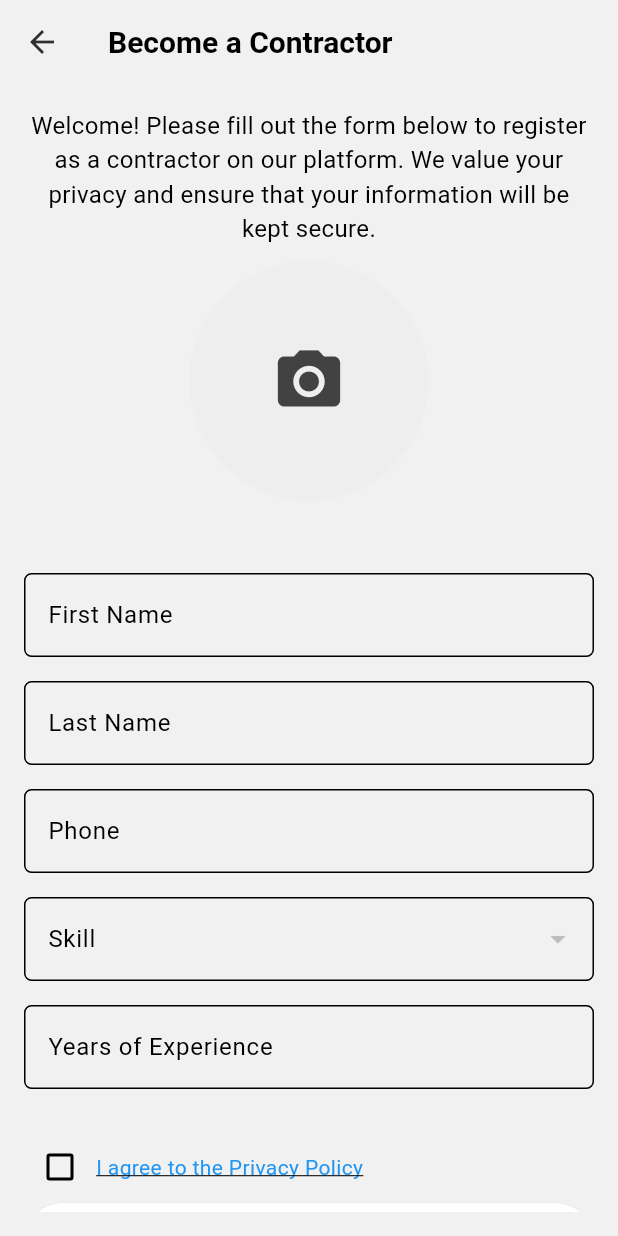
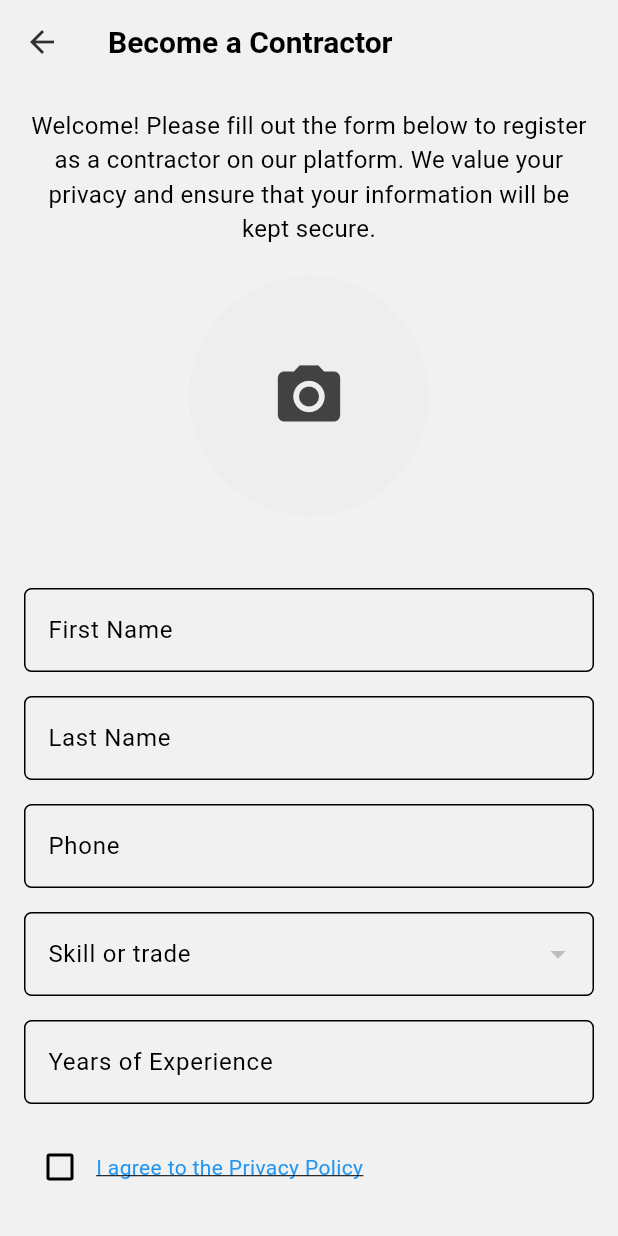
Before and after one commit to kzjstudio/bimlinkz_mobile_app, a Flutter app: the screen it shows once a user with an empty profile is signed in, item 4 of the bottom bar chosen, after a tap on "Become a Contractor", on a phone screen of 412 x 824 dp. Run offline on Flutter 3.47's test engine with Material 3 defaults, Android fonts, the phone set to English and light mode, and no system bars; our stand-ins replace cloud_firestore, firebase_auth, firebase_core, firebase_storage, get, google_fonts and 3 more; accounts and stored records are empty.

Commit message:
finalizing contractor page

```diff
--- a/lib/Controllers/user_profile_controller.dart
+++ b/lib/Controllers/user_profile_controller.dart
@@ -12,7 +12,7 @@ class UserProfileController extends GetxController {
   var isAccountFinished = false.obs;
   String? phoneNumber;
   String? address;
-  String? resumeUrl;
+  var imageUrl = "".obs;
   var name = ''.obs;
   List<String> skills = [];
   var isLoaded = false.obs;
@@ -34,6 +34,7 @@ class UserProfileController extends GetxController {
       email.value = event['email'];
       isContractor.value = event['iscontractor'];
       isLoaded.value = true;
+      imageUrl.value = event['imageUrl'];
     });
     (e) {
       isLoaded.value = false;
--- a/lib/screens/mobile/account_screen.dart
+++ b/lib/screens/mobile/account_screen.dart
@@ -4,6 +4,7 @@ import 'package:bimlinkz_mobile_app/screens/mobile/about_us_screen.dart';
 import 'package:bimlinkz_mobile_app/screens/mobile/contact_us_screen.dart';
 import 'package:bimlinkz_mobile_app/screens/mobile/contractor_form_screen.dart';
 import 'package:bimlinkz_mobile_app/screens/mobile/contractor_screen.dart';
+import 'package:bimlinkz_mobile_app/screens/mobile/home_screen.dart';
 import 'package:bimlinkz_mobile_app/screens/mobile/notifications.dart';
 import 'package:bimlinkz_mobile_app/screens/mobile/preferences.dart';
 import 'package:bimlinkz_mobile_app/screens/mobile/profile.dart';
@@ -23,9 +24,37 @@ class AccountScreen extends StatelessWidget {
         appBar: AppBar(
           title: Row(
             children: [
-              const CircleAvatar(
-                radius: 40,
-                child: Icon(Icons.person),
+              Container(
+                width: 90,
+                height: 90,
+                decoration: const BoxDecoration(
+                  shape: BoxShape.circle,
+                  boxShadow: [
+                    BoxShadow(
+                      color: Colors.black26,
+                      blurRadius: 10,
+                      offset: Offset(0, 4),
+                    ),
+                  ],
+                ),
+                child: CircleAvatar(
+                  radius: 40,
+                  backgroundColor: Colors.white,
+                  child: ClipOval(
+                    child: UserProfileController.instance.imageUrl.isNotEmpty
+                        ? Image.network(
+                            UserProfileController.instance.imageUrl.value,
+                            width: 80,
+                            height: 80,
+                            fit: BoxFit.cover,
+                          )
+                        : Icon(
+                            Icons.person,
+                            size: 40,
+                            color: Colors.grey[400],
+                          ),
+                  ),
+                ),
               ),
               const SizedBox(
                 width: 20,
--- a/lib/screens/mobile/contractor_form_screen.dart
+++ b/lib/screens/mobile/contractor_form_screen.dart
@@ -7,6 +7,7 @@ import 'package:firebase_storage/firebase_storage.dart';
 import 'package:flutter/material.dart';
 import 'package:get/get.dart';
 import 'package:image_picker/image_picker.dart';
+import 'package:bimlinkz_mobile_app/Controllers/auth_controller.dart';
 
 class ContractorForm extends StatefulWidget {
   @override
@@ -33,11 +34,30 @@ class _ContractorFormState extends State<ContractorForm> {
   TextEditingController yearsExperience = TextEditingController();
 
   Future<void> _pickImage() async {
-    final pickedFile = await _picker.pickImage(source: ImageSource.gallery);
+    final source = await showDialog<ImageSource>(
+      context: context,
+      builder: (context) => AlertDialog(
+        title: Text('Select Image Source'),
+        actions: <Widget>[
+          TextButton(
+            onPressed: () => Navigator.pop(context, ImageSource.camera),
+            child: Text('Camera'),
+          ),
+          TextButton(
+            onPressed: () => Navigator.pop(context, ImageSource.gallery),
+            child: Text('Gallery'),
+          ),
+        ],
+      ),
+    );
+
+    if (source != null) {
+      final pickedFile = await _picker.pickImage(source: source);
       if (pickedFile != null) {
         setState(() {
           _image = File(pickedFile.path);
         });
+      }
     }
   }
 
@@ -50,8 +70,8 @@ class _ContractorFormState extends State<ContractorForm> {
 
     try {
       final storageRef = FirebaseStorage.instance.ref();
-      final imagesRef =
-          storageRef.child("images/${DateTime.now().toIso8601String()}.jpg");
+      final imagesRef = storageRef.child(
+          "user images/ ${AuthController.instance.auth.currentUser!.uid}/ ${DateTime.now().toIso8601String()}.jpg");
 
       await imagesRef.putFile(_image!);
       final url = await imagesRef.getDownloadURL();
@@ -98,7 +118,7 @@ class _ContractorFormState extends State<ContractorForm> {
       onTap: () => FocusScope.of(context).requestFocus(FocusNode()),
       child: Scaffold(
         appBar: AppBar(
-          title: Text('Become a Contractor'),
+          title: const Text('Become a Contractor'),
         ),
         body: Padding(
           padding: const EdgeInsets.all(16.0),
@@ -113,7 +133,7 @@ class _ContractorFormState extends State<ContractorForm> {
                   textAlign: TextAlign.center,
                 ),
                 const SizedBox(
-                  height: 10,
+                  height: 20,
                 ),
                 Center(
                   child: Column(
@@ -136,11 +156,6 @@ class _ContractorFormState extends State<ContractorForm> {
                         ),
                       ),
                       const SizedBox(height: 20),
-                      if (_uploadUrl.isNotEmpty)
-                        Text(
-                          'Uploaded Image URL: $_uploadUrl',
-                          textAlign: TextAlign.center,
-                        ),
                     ],
                   ),
                 ),
@@ -149,11 +164,11 @@ class _ContractorFormState extends State<ContractorForm> {
                 _buildTextField('Last Name', 'Last Name', lastName),
                 _buildTextField('Phone', 'phone', telNumber,
                     keyboardType: TextInputType.phone),
-                _buildDropdown('Skill', selectedSkill, jobCategories),
+                _buildDropdown('Skill or trade', selectedSkill, jobCategories),
                 _buildTextField(
                     'Years of Experience', 'experience', yearsExperience,
                     keyboardType: TextInputType.number),
-                const SizedBox(height: 20),
+                const SizedBox(height: 10),
                 Row(
                   children: [
                     Checkbox(
@@ -197,14 +212,15 @@ class _ContractorFormState extends State<ContractorForm> {
                     ),
                   ],
                 ),
+                const SizedBox(height: 20),
                 Obx(
                   () => ElevatedButton(
                     onPressed: isLoading.isFalse ? () => _submitForm() : null,
+                    style: ElevatedButton.styleFrom(
+                      shape: const StadiumBorder(),
+                      padding: const EdgeInsets.symmetric(vertical: 16),
+                    ),
                     child: const Text('Submit'),
-                    style: ElevatedButton.styleFrom(
-                      shape: StadiumBorder(),
-                      padding: EdgeInsets.symmetric(vertical: 16),
-                    ),
                   ),
                 )
               ],
@@ -274,6 +290,8 @@ class _ContractorFormState extends State<ContractorForm> {
   }
 
   void _submitForm() async {
+    if (_image != null) {
+      _uploadImage();
       if (_formKey.currentState?.validate() ?? false) {
         _formKey.currentState?.save();
         if (_isPrivacyPolicyChecked) {
@@ -287,7 +305,8 @@ class _ContractorFormState extends State<ContractorForm> {
               'last name': lastName.text,
               'phone number': telNumber.text,
               'skill': selectedSkill,
-            'experiance': yearsExperience.text
+              'experiance': yearsExperience.text,
+              'imageUrl': _uploadUrl,
             }).then((_) {
               firstName.clear();
               lastName.clear();
@@ -296,11 +315,14 @@ class _ContractorFormState extends State<ContractorForm> {
               selectedSkill = 'Select Skill';
               Get.defaultDialog(
                   contentPadding: const EdgeInsets.all(25),
-                onConfirm: () => Get.offAll(() => LandingScreen()),
+                  onConfirm: () {
+                    print(_uploadUrl);
+                    isLoading.value = false;
+                    Get.offAll(() => const LandingScreen());
+                  },
                   title: 'Profile updated successfully!',
                   content: const Text(
                       'Your account has been successfully updated to a contractor profile. You are now ready to offer your skills and services to users across Barbados.'));
-            isLoading.value = false;
             });
           } catch (e) {
             ScaffoldMessenger.of(context).showSnackBar(
@@ -314,5 +336,12 @@ class _ContractorFormState extends State<ContractorForm> {
           ));
         }
       }
+    } else {
+      Get.showSnackbar(const GetSnackBar(
+        title: 'Image',
+        message: 'Please select a display image',
+        duration: Duration(seconds: 3),
+      ));
     }
   }
+}
```
Lines whose indentation alone changed are shown as unchanged.
